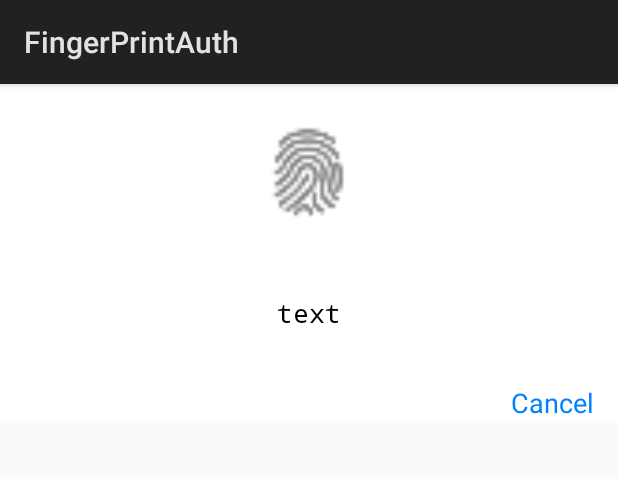
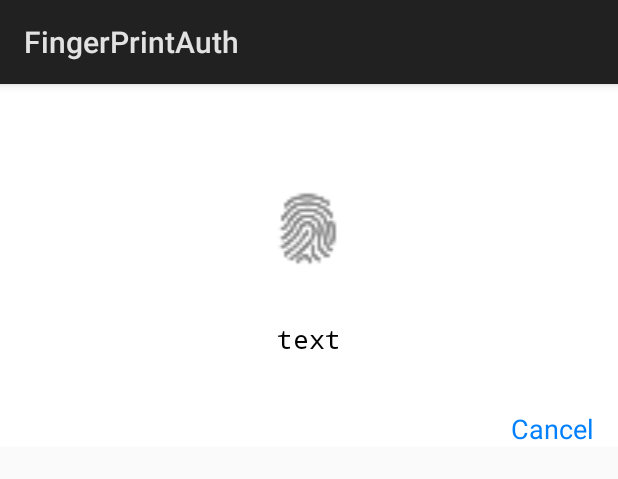
Before and after one commit to gamura888/android-samples, an Android app: the layout finger_print_dialog.xml on its own in the app's theme, with its tools: preview values and no code run, on a phone screen of 412 x 824 dp. Shown: the top 479 px of the screen. Run offline under Robolectric (Android 15) with nearby library versions, the phone set to English and light mode, and no system bars.

Commit message:
improve ui

```diff
--- /dev/null
+++ b/FingerPrintAuth/app/src/main/res/drawable/shape.xml
@@ -0,0 +1,17 @@
+<shape xmlns:android="http://schemas.android.com/apk/res/android"
+    android:shape="rectangle">
+
+    <solid android:color="@color/white" />
+
+    <stroke
+        android:width="2dp"
+        android:color="@color/white" />
+
+    <padding
+        android:bottom="5dp"
+        android:left="5dp"
+        android:right="5dp"
+        android:top="5dp" />
+
+    <corners android:radius="60dp" />
+</shape>
--- a/FingerPrintAuth/app/src/main/res/layout/finger_print_dialog.xml
+++ b/FingerPrintAuth/app/src/main/res/layout/finger_print_dialog.xml
@@ -1,19 +1,36 @@
 <?xml version="1.0" encoding="utf-8"?>
-<LinearLayout xmlns:android="http://schemas.android.com/apk/res/android"
+<RelativeLayout xmlns:android="http://schemas.android.com/apk/res/android"
     android:id="@+id/linearId"
     android:layout_width="match_parent"
     android:layout_height="wrap_content"
-    android:background="#ffffffff"
+    android:background="#ffffffff">
+
+    <RelativeLayout
+        android:id="@+id/topLaoyot"
+        android:layout_width="match_parent"
+        android:layout_height="80dp"
+        android:layout_alignParentStart="true"
+        android:layout_alignParentTop="true"
+        android:layout_marginStart="12dp"
+        android:layout_marginTop="27dp"
+        android:gravity="center_horizontal"
+        android:orientation="vertical"
+        android:weightSum="1">
+
+
+    </RelativeLayout>
+
+    <RelativeLayout
+        android:id="@+id/bottomLayout"
+        android:layout_width="match_parent"
+        android:layout_height="wrap_content"
+        android:layout_below="@+id/topLaoyot">
+
+        <LinearLayout
+            android:layout_width="match_parent"
+            android:layout_height="wrap_content"
+            android:layout_alignParentStart="true"
             android:orientation="vertical">
-
-    <ImageView
-        android:id="@+id/finger_print_image"
-        android:layout_width="match_parent"
-        android:layout_height="120dp"
-        android:gravity="center"
-        android:scaleType="fitCenter"
-        android:src="@drawable/ic_finger_print" />
-
 
             <TextView
                 android:id="@+id/text_dialog"
@@ -23,7 +40,8 @@
                 android:layout_marginBottom="20dp"
                 android:layout_marginLeft="10dp"
                 android:layout_marginRight="10dp"
-        android:layout_marginTop="20dp"
+                android:layout_marginTop="50dp"
+                android:alpha="1"
                 android:fontFamily="monospace"
                 android:gravity="center_horizontal"
                 android:text="text"
@@ -41,5 +59,31 @@
                 android:text="@string/action_cancel"
                 android:textColor="#0080FF"
                 android:textSize="18sp" />
+        </LinearLayout>
+    </RelativeLayout>
+
+
+    <LinearLayout
+        android:id="@+id/imagelayout"
+        android:layout_width="wrap_content"
+        android:layout_height="wrap_content"
+        android:layout_above="@+id/bottomLayout"
+        android:layout_centerHorizontal="true"
+        android:layout_marginBottom="-50dp"
+        android:alpha="1"
+        android:scaleType="fitCenter">
+
+        <ImageView
+            android:id="@+id/finger_print_image"
+            android:layout_width="106dp"
+            android:layout_height="120dp"
+
+            android:layout_weight="0.13"
+            android:adjustViewBounds="true"
+            android:alpha="1"
+            android:background="@drawable/shape"
+            android:src="@drawable/ic_finger_print" />
 
     </LinearLayout>
+
+</RelativeLayout>
```
Also changed, not shown: FingerPrintAuth/app/src/main/AndroidManifest.xml (+12 -4 lines), FingerPrintAuth/app/src/main/java/fingerptint/oto/fingerprintauth/FingerPrintDialog.java (+17 -4 lines), FingerPrintAuth/app/src/main/res/values/strings.xml (+14 -0 lines), 2 other files. Lines whose indentation alone changed are shown as unchanged.
